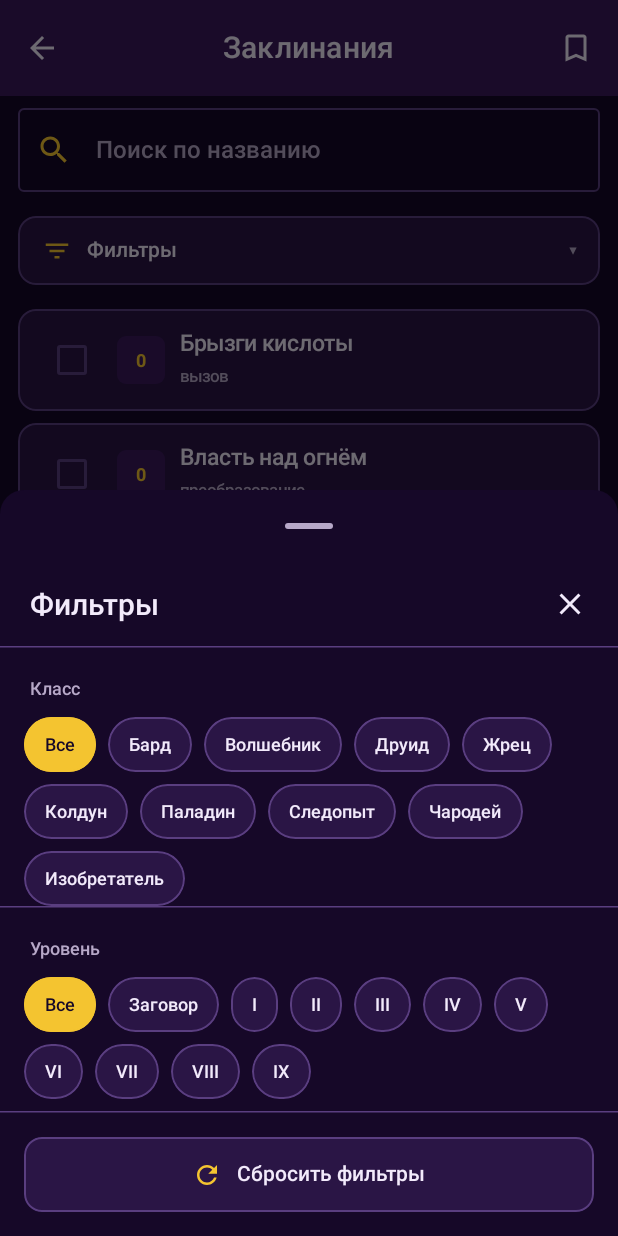
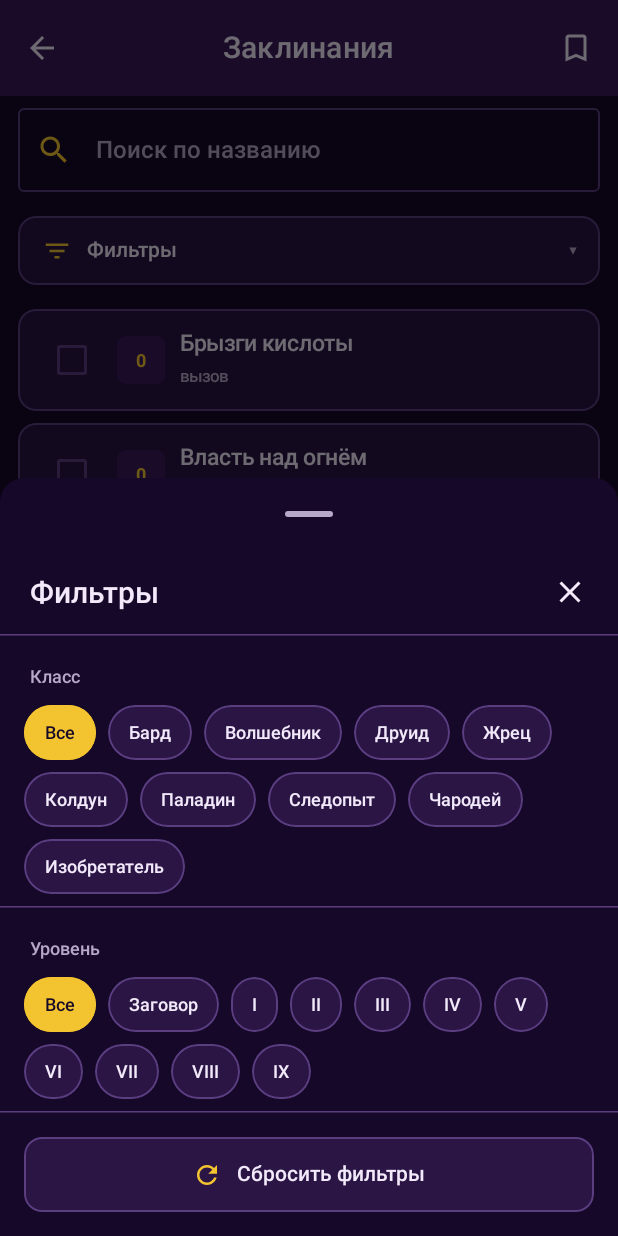
Before and after one commit to SiberianFoboZ/spell-tracker-dnd, an Android app built with Jetpack Compose: the SpellsScreen screen opened through its navigation route, after a tap on "Фильтры", on a phone screen of 412 x 824 dp. Run offline under Robolectric (Android 15) with nearby library versions, the light colour scheme and no system bars; our stand-ins replace Room's generated code.

Commit message:
Add 8dp spacer before class section divider

```diff
--- a/app/src/main/java/com/example/spelltracker/ui/spells/SpellsScreen.kt
+++ b/app/src/main/java/com/example/spelltracker/ui/spells/SpellsScreen.kt
@@ -416,6 +416,9 @@ private fun FilterBottomSheetContent(
             }
         }
 
+        // Отступ перед разделителем — иначе последний ряд чипов
+        // (напр. «Изобретатель») ложится вплотную на линию.
+        Spacer(Modifier.height(8.dp))
         HorizontalDivider(color = AppColors.Outline)
 
         // Секция: Уровень — компактные чипы в FlowRow.
```
